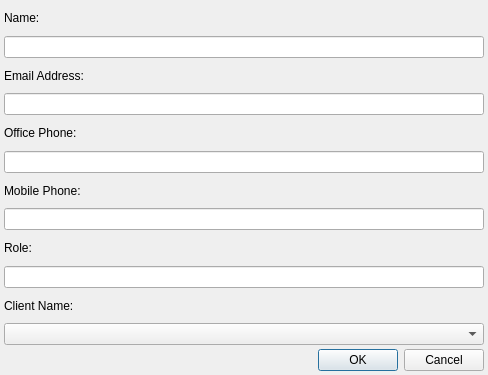
Before: the Qt Designer form plugins/forms/dialogTeamMemberQuickAdd.ui in kestermckinney/ProjectNotes, drawn with Qt 5.
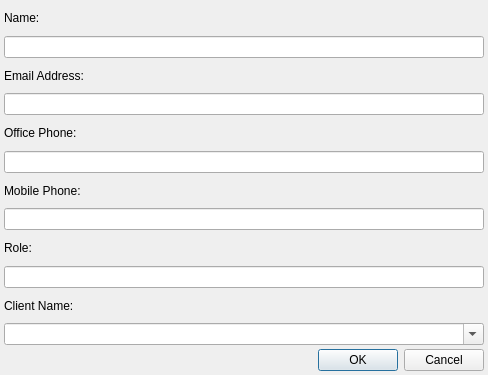
After: the same form once the commit is applied.

```diff
--- a/plugins/forms/dialogTeamMemberQuickAdd.ui
+++ b/plugins/forms/dialogTeamMemberQuickAdd.ui
@@ -88,6 +88,9 @@
    </item>
    <item>
     <widget class="QComboBox" name="comboBoxClientName">
+     <property name="editable">
+      <bool>true</bool>
+     </property>
      <item>
       <property name="text">
        <string></string>
```
Left out of the diff: 2 changed lines with no effect on the pictures.
